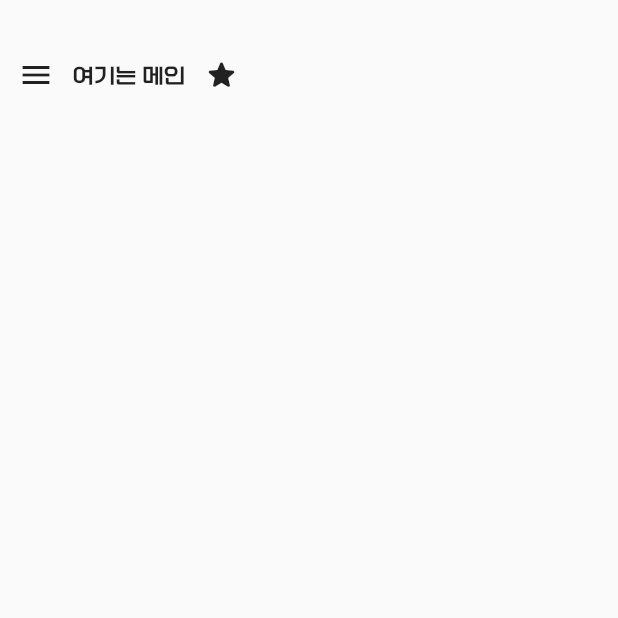
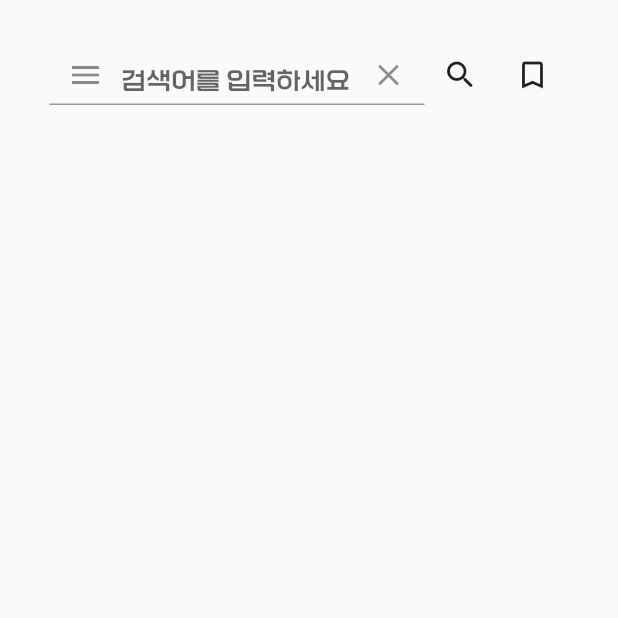
Before and after one commit to 4ilet/Find_Toilet, a Flutter app: the screen it shows after launch, on a phone screen of 412 x 824 dp, the top half of it. Run offline on Flutter 3.47's test engine with Material 2 defaults, Android fonts, the phone set to English and light mode, and no system bars.

Commit message:
#14 [FE-원경] feat: 검색 결과 화면 퍼블리싱

```diff
--- a/frontend/lib/screens/main_screen.dart
+++ b/frontend/lib/screens/main_screen.dart
@@ -1,6 +1,4 @@
-import 'package:find_toilet/screens/book_mark_screen.dart';
-import 'package:find_toilet/screens/settings_screen.dart';
-import 'package:find_toilet/utilities/icon.dart';
+import 'package:find_toilet/widgets/search_bar.dart';
 import 'package:flutter/material.dart';
 
 class Main extends StatelessWidget {
@@ -8,25 +6,10 @@ class Main extends StatelessWidget {
 
   @override
   Widget build(BuildContext context) {
-    void toBookMark() {
-      Navigator.push(context,
-          MaterialPageRoute(builder: (context) => BookMarkMain(folderCnt: 4)));
-    }
-
-    void toSettings() {
-      Navigator.push(
-          context, MaterialPageRoute(builder: (context) => const Settings()));
-    }
-
     return Scaffold(
-      body: Row(
-        children: [
-          const SizedBox(
-            height: 100,
-          ),
-          IconButton(onPressed: toSettings, icon: const Icon(hamburgerIcon)),
-          const Text('여기는 메인'),
-          IconButton(onPressed: toBookMark, icon: const Icon(starIcon))
+      body: Column(
+        children: const [
+          SearchBar(),
         ],
       ),
     );
--- a/frontend/lib/utilities/icon.dart
+++ b/frontend/lib/utilities/icon.dart
@@ -18,3 +18,6 @@ const licenseIcon = Icons.brightness_7_outlined;
 
 const planeIcon = Icons.near_me_outlined;
 const bookMarkIcon = Icons.bookmark_border;
+
+const searchIcon = Icons.search_rounded;
+const closeIcon = Icons.close;
--- a/frontend/lib/widgets/search_bar.dart
+++ b/frontend/lib/widgets/search_bar.dart
@@ -0,0 +1,72 @@
+import 'package:find_toilet/screens/book_mark_screen.dart';
+import 'package:find_toilet/screens/main_screen.dart';
+import 'package:find_toilet/screens/search_screen.dart';
+import 'package:find_toilet/screens/settings_screen.dart';
+import 'package:find_toilet/utilities/icon.dart';
+import 'package:find_toilet/utilities/style.dart';
+import 'package:flutter/material.dart';
+
+class SearchBar extends StatefulWidget {
+  const SearchBar({
+    super.key,
+  });
+
+  @override
+  State<SearchBar> createState() => _SearchBarState();
+}
+
+class _SearchBarState extends State<SearchBar> {
+  @override
+  Widget build(BuildContext context) {
+    void toBookMark() {
+      Navigator.push(context,
+          MaterialPageRoute(builder: (context) => BookMarkMain(folderCnt: 4)));
+    }
+
+    void toSettings() {
+      Navigator.push(
+          context, MaterialPageRoute(builder: (context) => const Settings()));
+    }
+
+    void toSearch() {
+      Navigator.push(
+          context, MaterialPageRoute(builder: (context) => const Search()));
+    }
+
+    void toMain() {
+      Navigator.push(
+          context, MaterialPageRoute(builder: (context) => const Main()));
+    }
+
+    return Row(
+      mainAxisAlignment: MainAxisAlignment.center,
+      children: [
+        const SizedBox(
+          height: 100,
+        ),
+        // IconButton(onPressed: toSettings, icon: const Icon(hamburgerIcon)),
+        SizedBox(
+          width: 250,
+          height: 40,
+          child: TextField(
+            // autofocus: false,
+            decoration: InputDecoration(
+                // icon: Icon(searchIcon),
+                hintText: '검색어를 입력하세요',
+                focusedBorder: const OutlineInputBorder(),
+                focusColor: mainColor,
+                prefixIcon: IconButton(
+                    onPressed: toSettings, icon: const Icon(hamburgerIcon)),
+                suffixIcon: IconButton(
+                  icon: const Icon(closeIcon),
+                  onPressed: toMain,
+                )),
+          ),
+        ),
+        // const TextField(maxLines: 1),
+        IconButton(onPressed: toSearch, icon: const Icon(searchIcon)),
+        IconButton(onPressed: toBookMark, icon: const Icon(bookMarkIcon))
+      ],
+    );
+  }
+}
--- a/frontend/pubspec.yaml
+++ b/frontend/pubspec.yaml
@@ -35,6 +35,7 @@ dependencies:
   # The following adds the Cupertino Icons font to your application.
   # Use with the CupertinoIcons class for iOS style icons.
   cupertino_icons: ^1.0.2
+  modal_bottom_sheet: ^2.1.2
 
 dev_dependencies:
   flutter_test:
```
Also changed, not shown: frontend/lib/screens/search_screen.dart (added, +93 -0 lines), frontend/lib/widgets/select_box.dart (added, +58 -0 lines), frontend/pubspec.lock.
